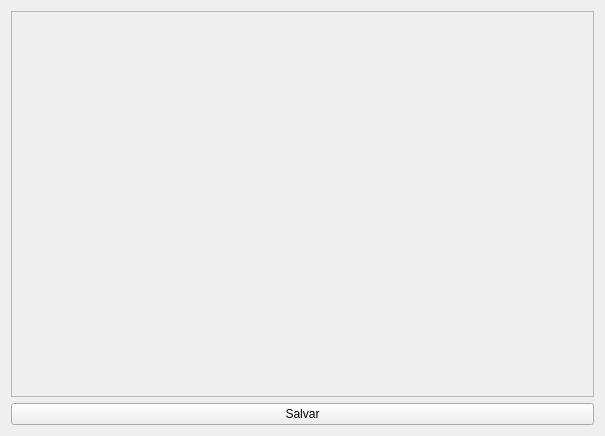
Qt form anatomy/reportwindow.ui (caiovosilva/anatomy) before a commit.
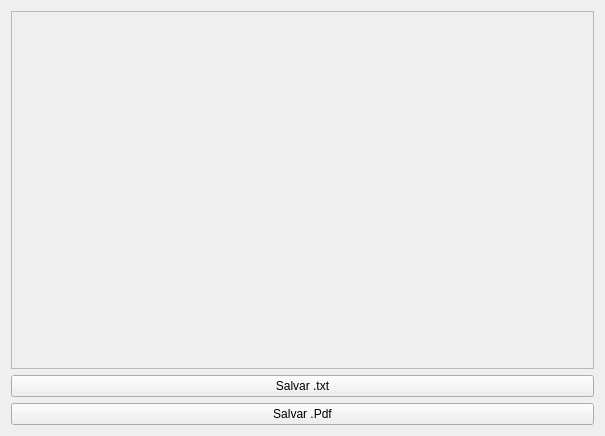
The same form after that commit.

Diff of the .ui file:
```diff
--- a/anatomy/reportwindow.ui
+++ b/anatomy/reportwindow.ui
@@ -25,7 +25,7 @@
         <x>0</x>
         <y>0</y>
         <width>589</width>
-        <height>380</height>
+        <height>340</height>
        </rect>
       </property>
      </widget>
@@ -34,7 +34,14 @@
    <item>
     <widget class="QPushButton" name="saveButton">
      <property name="text">
-      <string>Salvar</string>
+      <string>Salvar .txt</string>
+     </property>
+    </widget>
+   </item>
+   <item>
+    <widget class="QPushButton" name="pushButtonPdf">
+     <property name="text">
+      <string>Salvar .Pdf</string>
      </property>
     </widget>
    </item>
```
Left out of the diff: 2 changed lines with no effect on the pictures.
